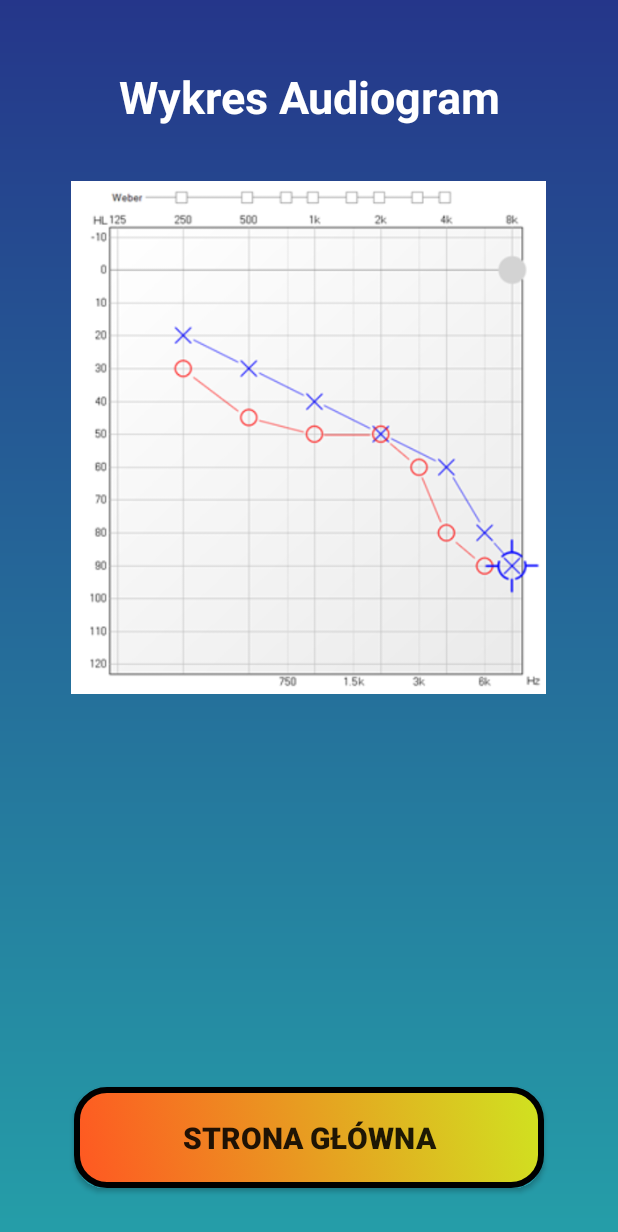
After one commit to Mateusz-Gorniak/AudiogramApp, an Android app: the AudiogramGraph screen opened directly, with no data from a screen before it, on a phone screen of 412 x 824 dp. The commit adds this screen. Shown: the top 1232 px of the screen. Run offline under Robolectric (Android 15) with nearby library versions, the phone set to English and light mode, and no system bars.

Commit message:
Implementation activity AudiogramGraph

```diff
--- a/app/src/main/AndroidManifest.xml
+++ b/app/src/main/AndroidManifest.xml
@@ -9,12 +9,11 @@
         android:roundIcon="@mipmap/ic_launcher_round"
         android:supportsRtl="true"
         android:theme="@style/Theme.AudiogramApp">
-        <activity android:name=".AboutProgramActivity"></activity>
-        <activity android:name=".ExaminationActivity"></activity>
+        <activity android:name=".AudiogramGraph"></activity>
+        <activity android:name=".AboutProgramActivity" />
+        <activity android:name=".ExaminationActivity" />
         <activity android:name=".CalibrationActivity" />
-        <activity android:name=".MainActivity"
-
-            >
+        <activity android:name=".MainActivity">
             <intent-filter>
                 <action android:name="android.intent.action.MAIN" />
 
--- /dev/null
+++ b/app/src/main/java/pl/gorniak/audiogramapp/AudiogramGraph.java
@@ -0,0 +1,21 @@
+package pl.gorniak.audiogramapp;
+
+import androidx.appcompat.app.AppCompatActivity;
+
+import android.content.Intent;
+import android.os.Bundle;
+import android.view.View;
+
+public class AudiogramGraph extends AppCompatActivity {
+
+    @Override
+    protected void onCreate(Bundle savedInstanceState) {
+        super.onCreate(savedInstanceState);
+        setContentView(R.layout.activity_audiogram_graph);
+    }
+
+    public void backToMainPage(View view) {
+        Intent graphpage = new Intent(AudiogramGraph.this, MainActivity.class);
+        startActivity(graphpage);
+    }
+}
--- a/app/src/main/java/pl/gorniak/audiogramapp/MainActivity.java
+++ b/app/src/main/java/pl/gorniak/audiogramapp/MainActivity.java
@@ -16,6 +16,7 @@ import android.view.View;
 import android.widget.ImageView;
 
 import static pl.gorniak.audiogramapp.R.id.nav_about_application;
+import static pl.gorniak.audiogramapp.R.id.nav_audiogram_graph;
 import static pl.gorniak.audiogramapp.R.id.show_menu;
 
 public class MainActivity extends AppCompatActivity {
@@ -51,6 +52,11 @@ public class MainActivity extends AppCompatActivity {
                     public boolean onMenuItemSelected(@NonNull MenuBuilder menu, @NonNull MenuItem item) {
                         if (item.getItemId() == nav_about_application) {
                             Intent info = new Intent(MainActivity.this, AboutProgramActivity.class);
+                            startActivity(info);
+                            return true;
+                        }
+                        if (item.getItemId() == nav_audiogram_graph) {
+                            Intent info = new Intent(MainActivity.this, AudiogramGraph.class);
                             startActivity(info);
                             return true;
                         }
--- /dev/null
+++ b/app/src/main/res/layout/activity_audiogram_graph.xml
@@ -0,0 +1,55 @@
+<?xml version="1.0" encoding="utf-8"?>
+<androidx.constraintlayout.widget.ConstraintLayout xmlns:android="http://schemas.android.com/apk/res/android"
+    xmlns:app="http://schemas.android.com/apk/res-auto"
+    xmlns:tools="http://schemas.android.com/tools"
+    android:layout_width="match_parent"
+    android:layout_height="match_parent"
+    android:background="@drawable/gradient_drawable"
+    tools:context=".AudiogramGraph">
+
+
+    <TextView
+        android:id="@+id/graph_audiogram_text"
+        android:layout_width="0dp"
+        android:layout_height="wrap_content"
+        android:layout_gravity="center_horizontal"
+        android:layout_marginTop="24dp"
+        android:padding="20dp"
+        android:text="Wykres Audiogram"
+        android:textAlignment="center"
+        android:textColor="@color/white"
+        android:textSize="30sp"
+        android:textStyle="bold"
+        app:layout_constraintEnd_toEndOf="parent"
+        app:layout_constraintHorizontal_bias="0.0"
+        app:layout_constraintStart_toStartOf="parent"
+        app:layout_constraintTop_toTopOf="parent" />
+
+    <ImageView
+        android:layout_width="354dp"
+        android:layout_height="342dp"
+        android:layout_marginTop="16dp"
+        android:src="@drawable/audiogram"
+        app:layout_constraintEnd_toEndOf="parent"
+        app:layout_constraintHorizontal_bias="0.495"
+        app:layout_constraintStart_toStartOf="parent"
+        app:layout_constraintTop_toBottomOf="@+id/graph_audiogram_text" />
+
+    <androidx.appcompat.widget.AppCompatButton
+        android:id="@+id/calibration_button"
+        android:layout_width="313dp"
+        android:layout_height="wrap_content"
+        android:layout_marginHorizontal="50dp"
+        android:layout_marginBottom="32dp"
+        android:background="@drawable/btn_shape"
+        android:foreground="?attr/selectableItemBackgroundBorderless"
+        android:onClick="backToMainPage"
+        android:paddingVertical="20dp"
+        android:text="@string/backtomainpage"
+        android:textSize="20sp"
+        android:textStyle="bold"
+        app:layout_constraintBottom_toBottomOf="parent"
+        app:layout_constraintEnd_toEndOf="parent"
+        app:layout_constraintStart_toStartOf="parent" />
+
+</androidx.constraintlayout.widget.ConstraintLayout>
--- a/app/src/main/res/menu/menu.xml
+++ b/app/src/main/res/menu/menu.xml
@@ -6,4 +6,8 @@
         android:id="@+id/nav_about_application"
         android:title="@string/aboutprogram"
         />
+    <item
+        android:id="@+id/nav_audiogram_graph"
+        android:title="@string/audiogramgraph"
+        />
 </menu>
--- a/app/src/main/res/values/strings.xml
+++ b/app/src/main/res/values/strings.xml
@@ -6,6 +6,7 @@
     <string name="aboutprogram">O programie</string>
     <string name="backtomainpage">Strona Główna</string>
     <string name="save">Zapisz</string>
+    <string name="audiogramgraph">Wykres Audiogram</string>
 
 
 </resources>
```
Also changed, not shown: app/src/main/res/drawable/audiogram.png (added).
